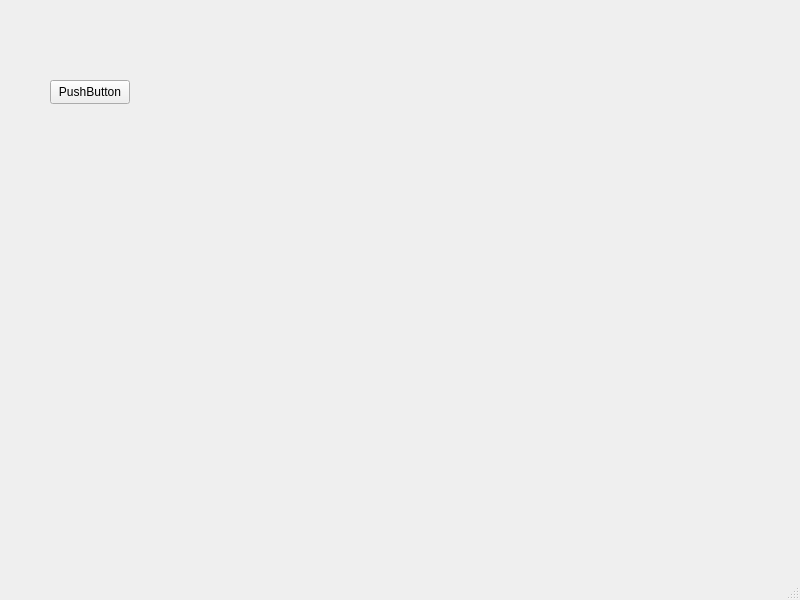
Tanguy1010/Addictive_Game, file uiboard.ui: the form before one commit.
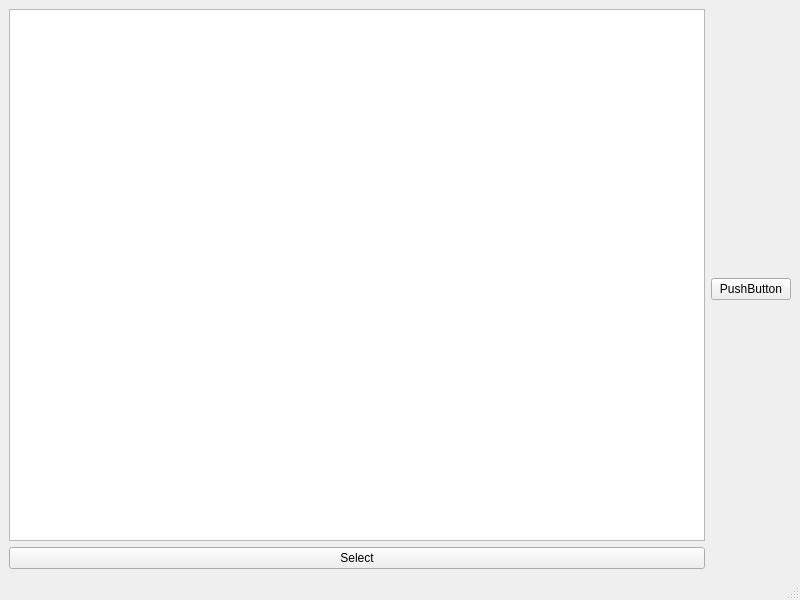
The form after the commit.

Diff of the .ui file:
```diff
--- a/uiboard.ui
+++ b/uiboard.ui
@@ -13,20 +13,38 @@
   <property name="windowTitle">
    <string>MainWindow</string>
   </property>
-  <widget class="QWidget" name="centralwidget">
+  <widget class="QWidget" name="mainhorizontal">
+   <layout class="QHBoxLayout" name="horizontalLayout">
+    <item>
+     <layout class="QVBoxLayout" name="MHvertical_1">
+      <item>
+       <widget class="QListWidget" name="MHVList"/>
+      </item>
+      <item>
+       <widget class="QPushButton" name="pushButton_2">
+        <property name="text">
+         <string>Select</string>
+        </property>
+       </widget>
+      </item>
+     </layout>
+    </item>
+    <item>
+     <layout class="QVBoxLayout" name="MHvertical_2">
+      <item>
+       <layout class="QGridLayout" name="SV2grid_1">
+        <item row="0" column="0">
    <widget class="QPushButton" name="pushButton">
-    <property name="geometry">
-     <rect>
-      <x>50</x>
-      <y>80</y>
-      <width>80</width>
-      <height>24</height>
-     </rect>
-    </property>
     <property name="text">
      <string>PushButton</string>
     </property>
    </widget>
+        </item>
+       </layout>
+      </item>
+     </layout>
+    </item>
+   </layout>
   </widget>
   <widget class="QMenuBar" name="menubar">
    <property name="geometry">
```
Lines whose indentation alone changed are shown as unchanged.
